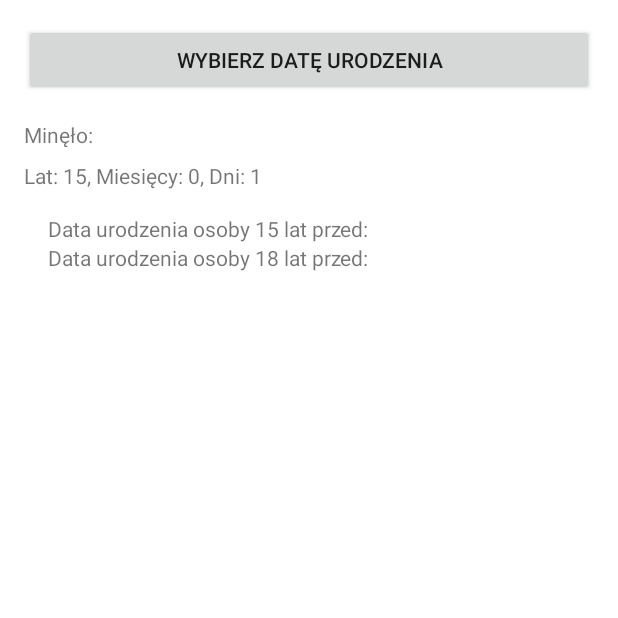
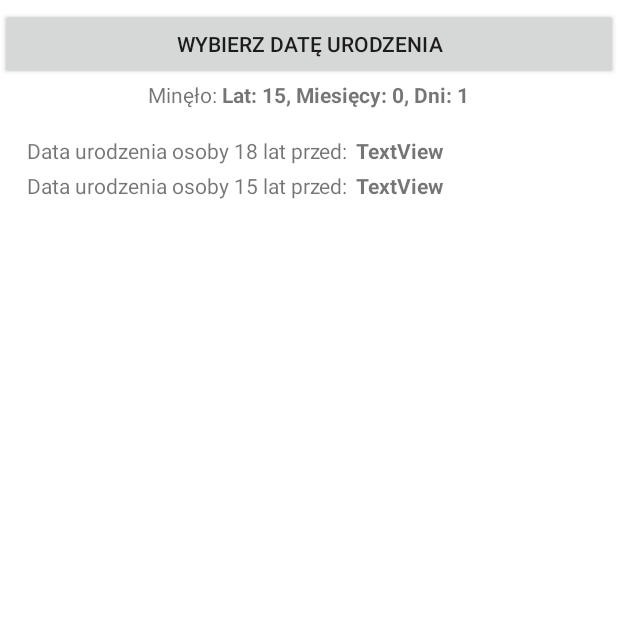
Before and after one commit to Bloodlex/AgeCalculator, an Android app: the MainActivity screen opened directly, with no data from a screen before it, on a phone screen of 412 x 824 dp, the top half of it. Run offline under Robolectric (Android 15) with nearby library versions, the phone set to English and light mode, and no system bars.

Commit message:
initial commit

```diff
--- a/app/src/main/java/com/example/kalkulatorwieku/MainActivity.kt
+++ b/app/src/main/java/com/example/kalkulatorwieku/MainActivity.kt
@@ -5,13 +5,11 @@ import android.widget.Button
 import android.widget.DatePicker
 import android.widget.TextView
 import androidx.activity.ComponentActivity
-import androidx.activity.enableEdgeToEdge
 import java.time.LocalDate
 import java.time.Period
 
 class MainActivity : ComponentActivity() {
 
-    private lateinit var selectedDateTextView: TextView
     private lateinit var datePicker: DatePicker
     private lateinit var selectDateButton: Button
     private lateinit var ageTextView: TextView
@@ -20,20 +18,15 @@ class MainActivity : ComponentActivity() {
         super.onCreate(savedInstanceState)
         setContentView(R.layout.main_activity)
 
-        selectedDateTextView = findViewById(R.id.selectedDateTextView)
-        selectDateButton = findViewById(R.id.button)
+        selectDateButton = findViewById(R.id.chooseBirthdateButton)
         datePicker = findViewById(R.id.datePicker)
-        ageTextView = findViewById(R.id.ageTextView)
+        ageTextView = findViewById(R.id.timePassedTextView)
 
-        // Calculate the default date (15 years ago + 1 day)
-        val today = LocalDate.now()
-        val defaultDate = today.minusYears(15).minusDays(1)
-        val defaultYear = defaultDate.year
-        val defaultMonth = defaultDate.monthValue - 1 // Month is 0-indexed in DatePicker
-        val defaultDay = defaultDate.dayOfMonth
+        val defaultDate = calculateHardLimit()
 
-        // Set the initial date
-        datePicker.updateDate(defaultYear, defaultMonth, defaultDay)
+        if (defaultDate != null) {
+            datePicker.updateDate(defaultDate.year, defaultDate.monthValue - 1, defaultDate.dayOfMonth)
+        }
 
         // Hide the DatePicker initially
         datePicker.visibility = android.view.View.GONE
@@ -51,34 +44,31 @@ class MainActivity : ComponentActivity() {
 
         // Listen for date changes
         datePicker.setOnDateChangedListener { _, selectedYear, selectedMonth, selectedDay ->
-            val selectedDate = "$selectedDay/${selectedMonth + 1}/$selectedYear"
-            selectedDateTextView.text = "Minęło: $selectedDate"
-
-            // Calculate and display the age
             calculateAndDisplayAge(selectedYear, selectedMonth, selectedDay)
         }
+
         // Calculate and display the age for the default date
-        calculateAndDisplayAge(defaultYear, defaultMonth, defaultDay)
+        if (defaultDate != null) {
+            calculateAndDisplayAge(defaultDate.year, defaultDate.monthValue - 1, defaultDate.dayOfMonth)
+        }
     }
 
     private fun calculateAndDisplayAge(year: Int, month: Int, day: Int) {
         val selectedDate = LocalDate.of(year, month + 1, day)
         val today = LocalDate.now()
-        // Calculate the default date (15 years ago + 1 day)
-        val defaultDate = today.minusYears(15).minusDays(1)
-        // Calculate the difference between the selected date and today
-        val period = Period.between(selectedDate, today)
-        // Calculate the difference between the default date and today
-        val periodDefault = Period.between(defaultDate, today)
 
-        val years = period.years
-        val months = period.months
-        val days = period.days
+        val defaultDate = calculateHardLimit()
+        val periodSelectedDateToToday = Period.between(selectedDate, today)
+        val periodDefaultDateToToday = Period.between(defaultDate, today)
+
+        val years = periodSelectedDateToToday.years
+        val months = periodSelectedDateToToday.months
+        val days = periodSelectedDateToToday.days
 
         if (selectedDate == defaultDate) {
-            val yearsDefault = periodDefault.years
-            val monthsDefault = periodDefault.months
-            val daysDefault = periodDefault.days
+            val yearsDefault = periodDefaultDateToToday.years
+            val monthsDefault = periodDefaultDateToToday.months
+            val daysDefault = periodDefaultDateToToday.days
             val ageText = "Lat: $yearsDefault, Miesięcy: $monthsDefault, Dni: $daysDefault"
             ageTextView.text = ageText
         } else {
@@ -86,4 +76,18 @@ class MainActivity : ComponentActivity() {
             ageTextView.text = ageText
         }
     }
+
+    private fun calculateHardLimit(): LocalDate? {
+        return calculateTimePassed(15)
+    }
+
+    private fun calculateSoftLimit(): LocalDate? {
+        return calculateTimePassed(18)
+    }
+
+    private fun calculateTimePassed(years: Long): LocalDate? {
+        val today = LocalDate.now()
+        val defaultDate = today.minusYears(years).minusDays(1)
+        return defaultDate
+    }
 }
--- a/app/src/main/res/layout/main_activity.xml
+++ b/app/src/main/res/layout/main_activity.xml
@@ -1,13 +1,14 @@
 <?xml version="1.0" encoding="utf-8"?>
 <LinearLayout xmlns:android="http://schemas.android.com/apk/res/android"
+    xmlns:tools="http://schemas.android.com/tools"
     android:layout_width="match_parent"
     android:layout_height="match_parent"
     android:orientation="vertical"
-    android:padding="16dp"
+    android:paddingTop="5dp"
     android:fitsSystemWindows="true">
 
     <Button
-        android:id="@+id/button"
+        android:id="@+id/chooseBirthdateButton"
         android:layout_width="match_parent"
         android:layout_height="wrap_content"
         android:text="Wybierz datę urodzenia" />
@@ -17,40 +18,82 @@
         android:layout_width="match_parent"
         android:layout_height="wrap_content"
         android:calendarViewShown="false"
+        android:minDate="01/01/1980"
         android:datePickerMode="spinner"
         android:spinnersShown="true" />
+
+    <LinearLayout
+        android:layout_width="match_parent"
+        android:layout_height="wrap_content"
+        android:gravity="center"
+        android:orientation="horizontal">
 
         <TextView
             android:id="@+id/selectedDateTextView"
             android:layout_width="wrap_content"
             android:layout_height="wrap_content"
-        android:layout_marginTop="16dp"
             android:text="Minęło: " />
 
         <TextView
-        android:id="@+id/ageTextView"
+            android:id="@+id/timePassedTextView"
             android:layout_width="wrap_content"
             android:layout_height="wrap_content"
-        android:layout_marginTop="8dp"
+            android:textStyle="bold"
             android:text="Lat: 0, Miesięcy: 0, Dni: 0" />
+    </LinearLayout>
 
     <LinearLayout
         android:layout_width="match_parent"
-        android:layout_height="match_parent"
+        android:layout_height="wrap_content"
         android:orientation="vertical"
         android:padding="16dp">
 
+        <LinearLayout
+            android:layout_width="match_parent"
+            android:layout_height="wrap_content"
+            android:padding="2dp"
+            android:orientation="horizontal">
+
+            <TextView
+                android:id="@+id/textView2"
+                android:layout_width="wrap_content"
+                android:paddingRight="5dp"
+                android:layout_height="wrap_content"
+                android:text="Data urodzenia osoby 18 lat przed:" />
+
+            <TextView
+                android:id="@+id/birthDateFor18YearsOldTextView"
+                android:layout_width="wrap_content"
+                android:layout_height="wrap_content"
+                android:textStyle="bold"
+                android:layout_weight="1"
+                android:text="TextView"
+                tools:text="@tools:sample/date/ddmmyy" />
+        </LinearLayout>
+
+        <LinearLayout
+            android:layout_width="match_parent"
+            android:layout_height="wrap_content"
+            android:orientation="horizontal"
+            android:padding="2dp">
+
             <TextView
                 android:id="@+id/textView"
-            android:layout_width="match_parent"
+                android:layout_width="wrap_content"
                 android:layout_height="wrap_content"
+                android:paddingRight="5dp"
                 android:text="Data urodzenia osoby 15 lat przed:" />
 
             <TextView
-            android:id="@+id/textView2"
-            android:layout_width="match_parent"
+                android:id="@+id/birthDateFor15YearsOldTextView"
+                android:layout_width="wrap_content"
                 android:layout_height="wrap_content"
-            android:text="Data urodzenia osoby 18 lat przed:" />
+                android:textStyle="bold"
+                android:layout_weight="1"
+                android:text="TextView"
+                tools:text="@tools:sample/date/ddmmyy" />
         </LinearLayout>
 
     </LinearLayout>
+
+</LinearLayout>
```
Lines whose indentation alone changed are shown as unchanged.
